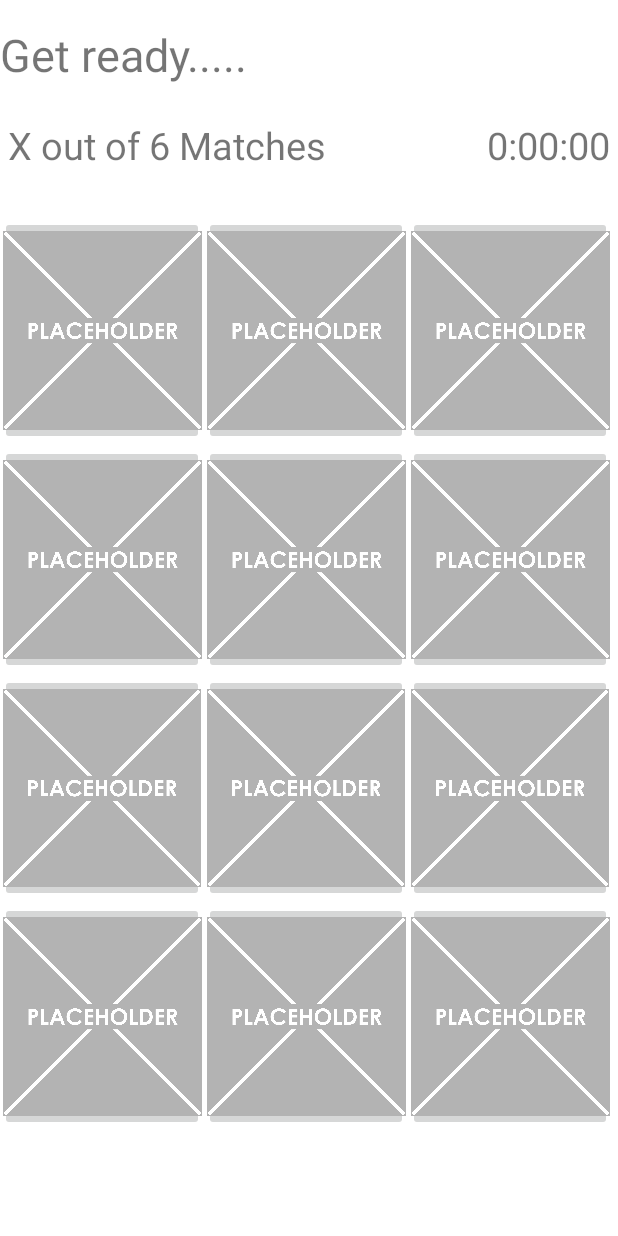
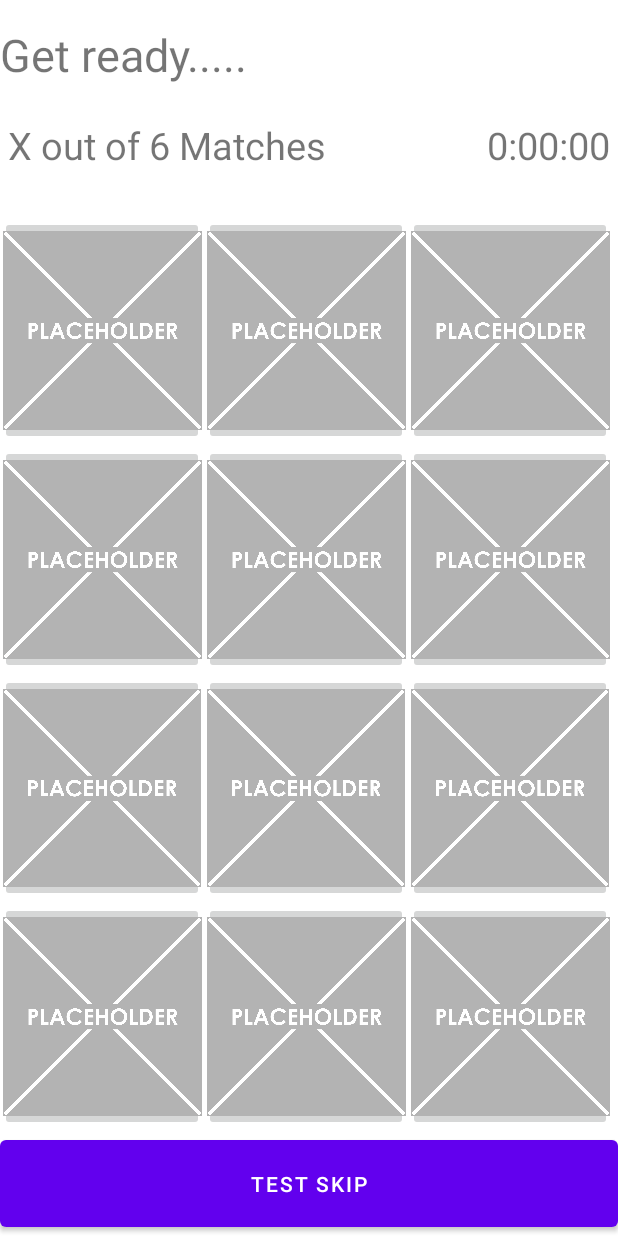
Before and after one commit to SA53-Team-7/MatchingGame, an Android app: the Game screen opened directly, with no data from a screen before it, on a phone screen of 412 x 824 dp. Run offline under Robolectric (Android 15) with nearby library versions, the phone set to English and light mode, and no system bars.

Commit message:
Added game end button for testing

```diff
--- a/app/src/main/res/layout/activity_game.xml
+++ b/app/src/main/res/layout/activity_game.xml
@@ -183,7 +183,15 @@
         app:layout_constraintLeft_toRightOf="@id/img11"
         app:srcCompat="@drawable/placeholder" />
 
-
+    <Button
+        android:id="@+id/testSkip"
+        android:layout_width="0dp"
+        android:layout_height="0dp"
+        android:text="Test Skip"
+        app:layout_constraintTop_toBottomOf="@id/img11"
+        app:layout_constraintLeft_toLeftOf="parent"
+        app:layout_constraintRight_toRightOf="parent"
+        app:layout_constraintBottom_toBottomOf="parent"/>
 
 
 </androidx.constraintlayout.widget.ConstraintLayout>
```
Also changed, not shown: app/src/main/java/com/team7/matchinggame/Game.java (+15 -2 lines).
